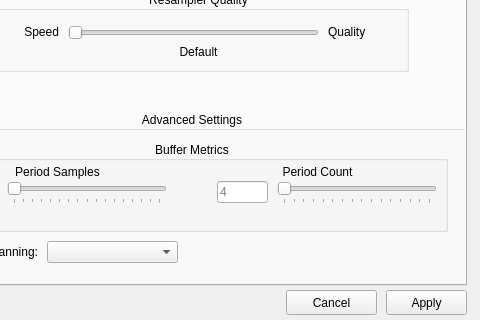
First picture: the form in utils/alsoft-config/mainwindow.ui, repository kcat/openal-soft, before the edit; both pictures show x 84 to 564 and y 134 to 454 of the 564 by 454 pixel window.
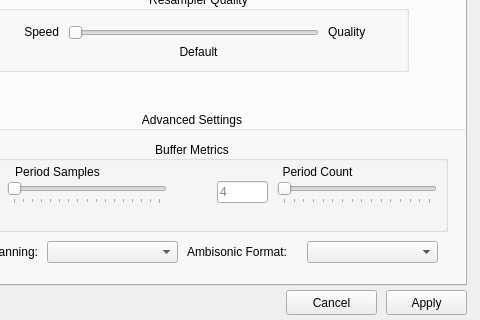
Second picture: the form after the edit. Icons and pictures are not drawn.

Commit message: Handle ambi-format with alsoft-config

The edit to the form file:
```diff
--- a/utils/alsoft-config/mainwindow.ui
+++ b/utils/alsoft-config/mainwindow.ui
@@ -461,6 +461,29 @@
         <set>Qt::AlignRight|Qt::AlignTrailing|Qt::AlignVCenter</set>
        </property>
       </widget>
+      <widget class="QLabel" name="label_30">
+       <property name="geometry">
+        <rect>
+         <x>270</x>
+         <y>130</y>
+         <width>111</width>
+         <height>21</height>
+        </rect>
+       </property>
+       <property name="text">
+        <string>Ambisonic Format:</string>
+       </property>
+      </widget>
+      <widget class="QComboBox" name="ambiFormatComboBox">
+       <property name="geometry">
+        <rect>
+         <x>390</x>
+         <y>130</y>
+         <width>131</width>
+         <height>22</height>
+        </rect>
+       </property>
+      </widget>
      </widget>
      <widget class="QGroupBox" name="groupBox_4">
       <property name="geometry">
```
The commit also changes 1 other file.
